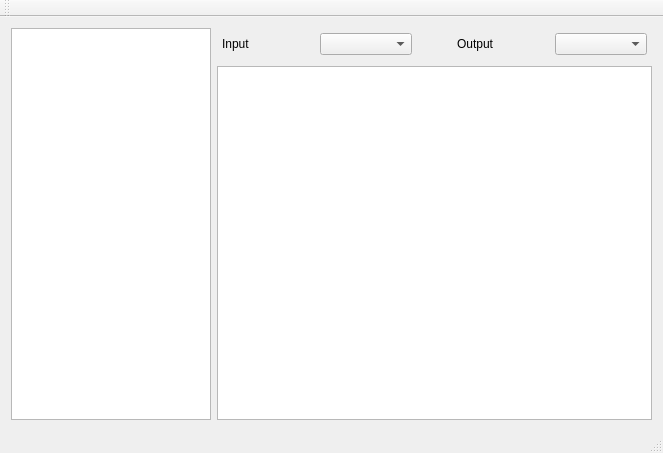
Old version of the form src/interface/mainwindow.ui in the repository andresgonzalezfornell/TFM.
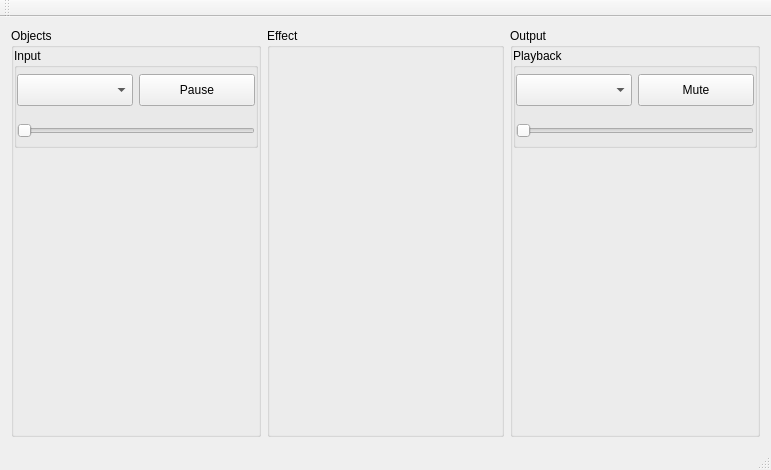
New version of the form.

Diff of the .ui file:
```diff
--- a/src/interface/mainwindow.ui
+++ b/src/interface/mainwindow.ui
@@ -9,8 +9,8 @@
    <rect>
     <x>0</x>
     <y>0</y>
-    <width>663</width>
-    <height>453</height>
+    <width>771</width>
+    <height>470</height>
    </rect>
   </property>
   <property name="sizePolicy">
@@ -25,167 +25,332 @@
   <widget class="QWidget" name="window">
    <layout class="QHBoxLayout" name="horizontalLayout">
     <item>
-     <layout class="QHBoxLayout" name="side">
-      <property name="spacing">
-       <number>-1</number>
-      </property>
-      <property name="sizeConstraint">
-       <enum>QLayout::SetMaximumSize</enum>
-      </property>
-      <property name="leftMargin">
-       <number>0</number>
-      </property>
-      <property name="rightMargin">
-       <number>0</number>
-      </property>
-      <item>
-       <widget class="QListView" name="listView_2">
-        <property name="sizePolicy">
-         <sizepolicy hsizetype="Preferred" vsizetype="Expanding">
-          <horstretch>0</horstretch>
-          <verstretch>0</verstretch>
-         </sizepolicy>
+     <widget class="QGroupBox" name="objects">
+      <property name="minimumSize">
+       <size>
+        <width>250</width>
+        <height>0</height>
+       </size>
         </property>
         <property name="maximumSize">
          <size>
-          <width>200</width>
+        <width>250</width>
           <height>16777215</height>
          </size>
         </property>
-       </widget>
-      </item>
-     </layout>
-    </item>
-    <item>
-     <layout class="QVBoxLayout" name="body">
-      <item>
-       <layout class="QHBoxLayout" name="io" stretch="0,0,0,0,0">
-        <property name="spacing">
-         <number>5</number>
-        </property>
-        <property name="sizeConstraint">
-         <enum>QLayout::SetMinAndMaxSize</enum>
-        </property>
+      <property name="title">
+       <string>Objects</string>
+      </property>
+      <layout class="QVBoxLayout" name="verticalLayout">
         <property name="leftMargin">
-         <number>5</number>
+        <number>0</number>
         </property>
         <property name="topMargin">
-         <number>5</number>
+        <number>0</number>
         </property>
         <property name="rightMargin">
-         <number>5</number>
+        <number>0</number>
         </property>
         <property name="bottomMargin">
-         <number>5</number>
+        <number>0</number>
         </property>
         <item>
-         <widget class="QLabel" name="input_label">
+        <widget class="QGroupBox" name="input">
           <property name="sizePolicy">
-           <sizepolicy hsizetype="Maximum" vsizetype="Fixed">
+          <sizepolicy hsizetype="Preferred" vsizetype="MinimumExpanding">
             <horstretch>0</horstretch>
             <verstretch>0</verstretch>
            </sizepolicy>
           </property>
+         <property name="minimumSize">
+          <size>
+           <width>0</width>
+           <height>100</height>
+          </size>
+         </property>
           <property name="maximumSize">
            <size>
-            <width>100</width>
-            <height>20</height>
-           </size>
-          </property>
-          <property name="text">
+           <width>16777215</width>
+           <height>100</height>
+          </size>
+         </property>
+         <property name="title">
            <string>Input</string>
           </property>
+         <layout class="QVBoxLayout" name="verticalLayout_3">
+          <property name="spacing">
+           <number>0</number>
+          </property>
+          <property name="leftMargin">
+           <number>0</number>
+          </property>
+          <property name="topMargin">
+           <number>0</number>
+          </property>
+          <property name="rightMargin">
+           <number>0</number>
+          </property>
+          <property name="bottomMargin">
+           <number>0</number>
+          </property>
+          <item>
+           <layout class="QHBoxLayout" name="input_control_1">
+            <item>
+             <widget class="QComboBox" name="input_device">
+              <property name="sizePolicy">
+               <sizepolicy hsizetype="Preferred" vsizetype="Maximum">
+                <horstretch>0</horstretch>
+                <verstretch>0</verstretch>
+               </sizepolicy>
+              </property>
+              <property name="minimumSize">
+               <size>
+                <width>0</width>
+                <height>32</height>
+               </size>
+              </property>
+              <property name="maximumSize">
+               <size>
+                <width>16777215</width>
+                <height>32</height>
+               </size>
+              </property>
          </widget>
         </item>
         <item>
-         <widget class="QComboBox" name="input">
-          <property name="enabled">
-           <bool>true</bool>
-          </property>
+             <widget class="QPushButton" name="input_pause">
           <property name="sizePolicy">
-           <sizepolicy hsizetype="Preferred" vsizetype="Fixed">
+               <sizepolicy hsizetype="Minimum" vsizetype="Maximum">
             <horstretch>0</horstretch>
             <verstretch>0</verstretch>
            </sizepolicy>
           </property>
+              <property name="minimumSize">
+               <size>
+                <width>0</width>
+                <height>32</height>
+               </size>
+              </property>
           <property name="maximumSize">
            <size>
             <width>16777215</width>
-            <height>30</height>
-           </size>
-          </property>
-          <property name="baseSize">
+                <height>32</height>
+               </size>
+              </property>
+              <property name="text">
+               <string>Pause</string>
+              </property>
+             </widget>
+            </item>
+           </layout>
+          </item>
+          <item>
+           <layout class="QVBoxLayout" name="input_control_2">
+            <property name="sizeConstraint">
+             <enum>QLayout::SetDefaultConstraint</enum>
+            </property>
+            <item>
+             <widget class="QWidget" name="input_level" native="true">
+              <property name="sizePolicy">
+               <sizepolicy hsizetype="Expanding" vsizetype="Preferred">
+                <horstretch>0</horstretch>
+                <verstretch>0</verstretch>
+               </sizepolicy>
+              </property>
+              <property name="minimumSize">
            <size>
-            <width>0</width>
-            <height>0</height>
-           </size>
-          </property>
+                <width>200</width>
+                <height>5</height>
+               </size>
+              </property>
+              <property name="maximumSize">
+               <size>
+                <width>16777215</width>
+                <height>5</height>
+               </size>
+              </property>
          </widget>
         </item>
         <item>
-         <spacer name="horizontalSpacer">
+             <widget class="QSlider" name="input_volume">
           <property name="orientation">
            <enum>Qt::Horizontal</enum>
           </property>
-          <property name="sizeType">
-           <enum>QSizePolicy::Maximum</enum>
-          </property>
-          <property name="sizeHint" stdset="0">
+             </widget>
+            </item>
+           </layout>
+          </item>
+         </layout>
+        </widget>
+       </item>
+       <item>
+        <widget class="QWidget" name="objects_time" native="true"/>
+       </item>
+      </layout>
+     </widget>
+    </item>
+    <item>
+     <widget class="QGroupBox" name="effect">
+      <property name="title">
+       <string>Effect</string>
+      </property>
+     </widget>
+    </item>
+    <item>
+     <widget class="QGroupBox" name="output">
+      <property name="minimumSize">
            <size>
-            <width>40</width>
-            <height>20</height>
-           </size>
-          </property>
-         </spacer>
-        </item>
-        <item>
-         <widget class="QLabel" name="output_label">
-          <property name="sizePolicy">
-           <sizepolicy hsizetype="Maximum" vsizetype="Fixed">
-            <horstretch>0</horstretch>
-            <verstretch>0</verstretch>
-           </sizepolicy>
+        <width>250</width>
+        <height>0</height>
+       </size>
           </property>
           <property name="maximumSize">
            <size>
-            <width>100</width>
-            <height>20</height>
-           </size>
-          </property>
-          <property name="text">
+        <width>250</width>
+        <height>16777215</height>
+       </size>
+      </property>
+      <property name="title">
            <string>Output</string>
           </property>
-         </widget>
-        </item>
+      <layout class="QVBoxLayout" name="verticalLayout_2">
+       <property name="leftMargin">
+        <number>0</number>
+       </property>
+       <property name="topMargin">
+        <number>0</number>
+       </property>
+       <property name="rightMargin">
+        <number>0</number>
+       </property>
+       <property name="bottomMargin">
+        <number>0</number>
+       </property>
         <item>
-         <widget class="QComboBox" name="output">
-          <property name="enabled">
-           <bool>true</bool>
+        <widget class="QGroupBox" name="playback">
+         <property name="minimumSize">
+          <size>
+           <width>0</width>
+           <height>100</height>
+          </size>
           </property>
           <property name="maximumSize">
            <size>
             <width>16777215</width>
-            <height>30</height>
-           </size>
-          </property>
-          <property name="baseSize">
+           <height>100</height>
+          </size>
+         </property>
+         <property name="title">
+          <string>Playback</string>
+         </property>
+         <layout class="QVBoxLayout" name="verticalLayout_5">
+          <property name="spacing">
+           <number>0</number>
+          </property>
+          <property name="leftMargin">
+           <number>0</number>
+          </property>
+          <property name="topMargin">
+           <number>0</number>
+          </property>
+          <property name="rightMargin">
+           <number>0</number>
+          </property>
+          <property name="bottomMargin">
+           <number>0</number>
+          </property>
+          <item>
+           <layout class="QHBoxLayout" name="playback_control_1">
+            <item>
+             <widget class="QComboBox" name="playback_device">
+              <property name="sizePolicy">
+               <sizepolicy hsizetype="Preferred" vsizetype="Maximum">
+                <horstretch>0</horstretch>
+                <verstretch>0</verstretch>
+               </sizepolicy>
+              </property>
+              <property name="minimumSize">
            <size>
             <width>0</width>
-            <height>0</height>
-           </size>
-          </property>
-         </widget>
-        </item>
+                <height>32</height>
+               </size>
+              </property>
+              <property name="maximumSize">
+               <size>
+                <width>16777215</width>
+                <height>32</height>
+               </size>
+              </property>
+             </widget>
+            </item>
+            <item>
+             <widget class="QPushButton" name="playback_pause">
+              <property name="sizePolicy">
+               <sizepolicy hsizetype="Minimum" vsizetype="Maximum">
+                <horstretch>0</horstretch>
+                <verstretch>0</verstretch>
+               </sizepolicy>
+              </property>
+              <property name="minimumSize">
+               <size>
+                <width>0</width>
+                <height>32</height>
+               </size>
+              </property>
+              <property name="maximumSize">
+               <size>
+                <width>16777215</width>
+                <height>32</height>
+               </size>
+              </property>
+              <property name="text">
+               <string>Mute</string>
+              </property>
+             </widget>
+            </item>
        </layout>
       </item>
       <item>
-       <layout class="QVBoxLayout" name="app">
+           <layout class="QVBoxLayout" name="playback_control_2">
         <item>
-         <widget class="QListView" name="listView"/>
-        </item>
+             <widget class="QWidget" name="playback_level" native="true">
+              <property name="sizePolicy">
+               <sizepolicy hsizetype="Expanding" vsizetype="Preferred">
+                <horstretch>0</horstretch>
+                <verstretch>0</verstretch>
+               </sizepolicy>
+              </property>
+              <property name="minimumSize">
+               <size>
+                <width>200</width>
+                <height>5</height>
+               </size>
+              </property>
+              <property name="maximumSize">
+               <size>
+                <width>16777215</width>
+                <height>5</height>
+               </size>
+              </property>
+             </widget>
+            </item>
+            <item>
+             <widget class="QSlider" name="playback_volume">
+              <property name="orientation">
+               <enum>Qt::Horizontal</enum>
+              </property>
+             </widget>
+            </item>
        </layout>
       </item>
      </layout>
+        </widget>
+       </item>
+       <item>
+        <widget class="QWidget" name="output_time" native="true"/>
+       </item>
+      </layout>
+     </widget>
     </item>
    </layout>
   </widget>
```
Left out of the diff: 2 changed lines with no effect on the pictures. Lines whose indentation alone changed are shown as unchanged.
